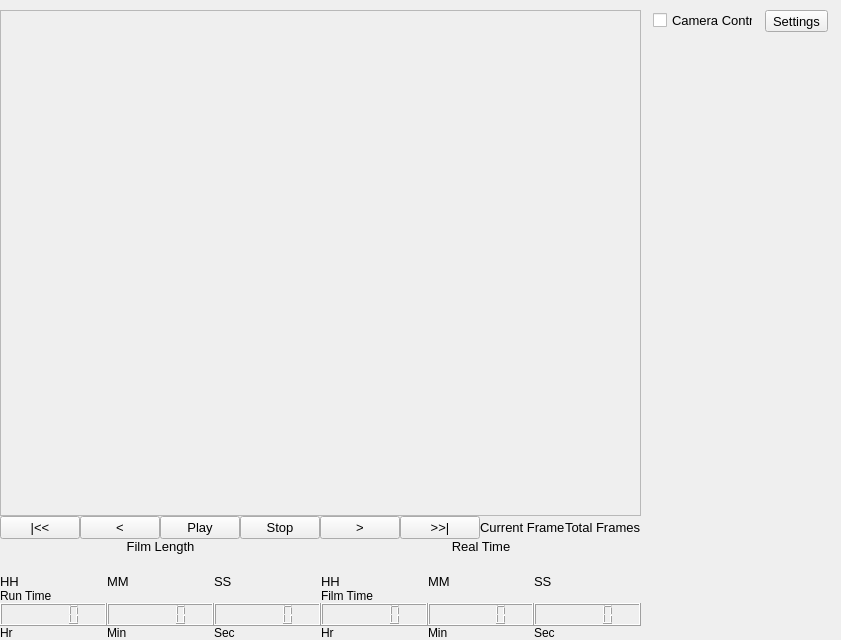
Qt form Graffik/gui/film/filmwindow.ui (DynamicPerception/Graffik_Legacy) before a commit.
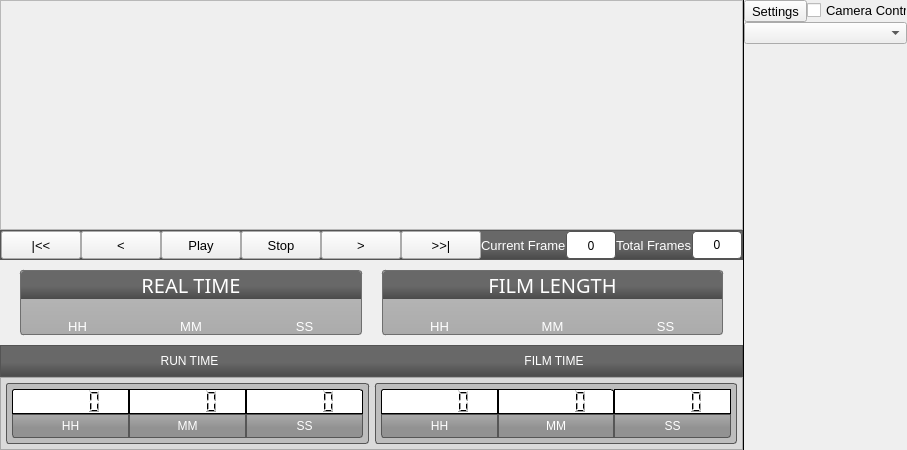
The same form after that commit. Custom widgets are drawn as their Qt base class.

What changed in the file:
```diff
--- a/Graffik/gui/film/filmwindow.ui
+++ b/Graffik/gui/film/filmwindow.ui
@@ -6,12 +6,12 @@
    <rect>
     <x>0</x>
     <y>0</y>
-    <width>800</width>
-    <height>640</height>
+    <width>802</width>
+    <height>450</height>
    </rect>
   </property>
   <property name="sizePolicy">
-   <sizepolicy hsizetype="Minimum" vsizetype="Minimum">
+   <sizepolicy hsizetype="Minimum" vsizetype="Preferred">
     <horstretch>0</horstretch>
     <verstretch>0</verstretch>
    </sizepolicy>
@@ -19,7 +19,151 @@
   <property name="windowTitle">
    <string>FilmWindow</string>
   </property>
-  <layout class="QGridLayout" name="gridLayout_2">
+  <property name="styleSheet">
+   <string notr="true">#separatorLine {
+padding:0px;
+margin:0px;
+}
+
+#timeDispContainerFrame {
+background-color: rgb(218,218,218);
+}
+
+#filmTimeBoxFrame {
+margin-left: 3px;
+}
+
+#runTimeBoxFrame {
+margin-right: 3px;
+}
+
+#runTimeBoxFrame, #filmTimeBoxFrame {
+border:1px solid;
+border-color:rgb(86,86,86);
+border-radius:3px;
+background-color:rgb(189,189,189);
+}
+
+#filmHHLCD, #filmMMLCD, #filmSSLCD, #runHHLCD, #runMMLCD, #runSSLCD {
+
+background-color: white;
+border-color:rgb(86,86,86);
+border:1px solid;
+}
+
+#filmHHLCD, #runHHLCD {
+border-top-left-radius: 3px;
+} 
+
+#filmSSLCD, #runSSLCD {
+border-top-right-radius: 3px;
+} 
+
+#filmTimeDispHHLabel, #filmTimeDispMMLabel, #filmTimeDispSSLabel, #runTimeDispHHLabel, #runTimeDispMMLabel, #runTimeDispSSLabel {
+background-color: qlineargradient(spread:pad, x1:0, y1:0, x2:0, y2:1, stop:0 rgba(171, 171, 171, 255), stop:0.571429 rgba(146, 146, 146, 255));
+color: white;
+border: 1px solid;
+border-color: rgb(86,86,86);
+}
+
+#runTimeDispHHLabel, #filmTimeDispHHLabel {
+border-bottom-left-radius: 3px;
+}
+
+#runTimeDispSSLabel, #filmTimeDispSSLabel {
+border-bottom-right-radius: 3px;
+}
+MotionTape {
+qproperty-background: rgb(143, 143, 143);
+qproperty-color: white;
+}
+
+#pluginStackedWidget {
+padding:0px;
+margin:0px;
+}
+
+QPushButton#jogHomeButton, QPushButton#jogEndButton {
+
+background-color:qlineargradient(spread:pad, x1:0, y1:0, x2:0, y2:1, stop:0.543103 rgba(65, 136, 184, 255), stop:1 rgba(44, 111, 160, 255));
+color:white;
+
+border-color:rgb(111, 111, 111);
+border-radius:3px;
+border-width:1px;
+border-style:solid;
+
+padding:5px;
+margin:5px;
+}
+
+#curFrameDispLabel, #totalFrameDispLabel {
+background-color:white;
+color: black;
+border-radius:4px;
+border: 1px solid;
+border-color:rgb(84, 84, 84);
+}
+
+QPushButton#jogHomeButton:hover, QPushButton#jogEndButton:hover, QPushButton#jogHomeButton:pressed, QPushButton#jogEndButton:pressed {
+
+background-color: qlineargradient(spread:pad, x1:0, y1:0, x2:0, y2:1, stop:0 rgba(126, 127, 130, 255), stop:1 rgba(104, 105, 108, 255));
+}
+
+#realTimeLabel, #filmLengthLabel, #shuttleAreaFrame, #curFramesLabel, #totalFramesLabel, #timeHeaderFrame {
+ background-color: qlineargradient(spread:pad, x1:0, y1:0, x2:0, y2:1, stop:0.541872 rgba(104, 104, 104, 255), stop:1 rgba(74, 74, 74, 255));
+ color:white;
+}
+
+#timeHeaderFrame {
+border:1px solid;
+border-color:rgb(84, 84, 84);
+padding-top:0px;
+padding-bottom:0px;
+}
+
+#filmTimeDispLabel, #runTimeDispLabel {
+ color:white;
+}
+
+#shuttleAreaFrame {
+border:1px solid;
+border-color:rgb(84, 84, 84);
+}
+#realTimeLabel, #filmLengthLabel {
+border-top-left-radius: 3px;
+border-top-right-radius: 3px;
+}
+
+#filmLenFrame, #realTimeFrame {
+background-color: qlineargradient(spread:pad, x1:0, y1:0, x2:0, y2:1, stop:0 rgba(186, 186, 186, 255), stop:1 rgba(171, 171, 171, 255));
+border-color:rgb(111, 111, 111);
+border-radius:3px;
+border-width:1px;
+border-style:solid;
+}
+
+#realTimeFrame {
+margin-left: 20px;
+margin-right:10px;
+margin-top: 10px;
+margin-bottom: 10px;
+}
+
+#filmLenFrame {
+margin-left: 10px;
+margin-right:20px;
+margin-top: 10px;
+margin-bottom: 10px;
+}
+
+#rtHHLabel, #rtMMLabel, #rtSSLabel, #filmHHLabel, #filmMMLabel, #filmSSLabel {
+
+color:white;
+
+}</string>
+  </property>
+  <layout class="QGridLayout" name="gridLayout_4">
    <property name="margin">
     <number>0</number>
    </property>
@@ -27,16 +171,22 @@
     <number>0</number>
    </property>
    <item row="0" column="0">
-    <layout class="QGridLayout" name="gridLayout">
+    <layout class="QGridLayout" name="mainGridLayout">
      <property name="spacing">
       <number>0</number>
      </property>
-     <item row="3" column="0" colspan="2">
+     <item row="3" column="3" colspan="2">
       <widget class="QScrollArea" name="visualSA">
+       <property name="sizePolicy">
+        <sizepolicy hsizetype="Expanding" vsizetype="MinimumExpanding">
+         <horstretch>0</horstretch>
+         <verstretch>0</verstretch>
+        </sizepolicy>
+       </property>
        <property name="minimumSize">
         <size>
          <width>0</width>
-         <height>75</height>
+         <height>230</height>
         </size>
        </property>
        <property name="widgetResizable">
@@ -50,8 +200,8 @@
          <rect>
           <x>0</x>
           <y>0</y>
-          <width>596</width>
-          <height>438</height>
+          <width>598</width>
+          <height>228</height>
          </rect>
         </property>
         <property name="sizePolicy">
@@ -63,51 +213,281 @@
        </widget>
       </widget>
      </item>
-     <item row="0" column="0" colspan="2">
-      <spacer name="horizontalSpacer_3">
+     <item row="0" column="3" colspan="2">
+      <spacer name="hSpacerLeftPanel">
        <property name="orientation">
         <enum>Qt::Horizontal</enum>
        </property>
        <property name="sizeType">
-        <enum>QSizePolicy::Preferred</enum>
+        <enum>QSizePolicy::MinimumExpanding</enum>
        </property>
        <property name="sizeHint" stdset="0">
         <size>
-         <width>440</width>
-         <height>10</height>
+         <width>600</width>
+         <height>0</height>
         </size>
        </property>
       </spacer>
      </item>
-     <item row="0" column="2">
-      <spacer name="horizontalSpacer_2">
+     <item row="0" column="6">
+      <spacer name="hSpacerPluginPanel">
        <property name="orientation">
         <enum>Qt::Horizontal</enum>
        </property>
        <property name="sizeType">
-        <enum>QSizePolicy::Fixed</enum>
+        <enum>QSizePolicy::Maximum</enum>
        </property>
        <property name="sizeHint" stdset="0">
         <size>
          <width>200</width>
-         <height>1</height>
+         <height>0</height>
         </size>
        </property>
       </spacer>
      </item>
-     <item row="5" column="0" colspan="2">
-      <layout class="QHBoxLayout" name="timeInputHLayout">
+     <item row="7" column="3" colspan="2">
+      <layout class="QHBoxLayout" name="TimeDispHLayout">
+       <property name="spacing">
+        <number>3</number>
+       </property>
        <item>
+        <widget class="QFrame" name="timeDispContainerFrame">
+         <property name="sizePolicy">
+          <sizepolicy hsizetype="Expanding" vsizetype="Expanding">
+           <horstretch>0</horstretch>
+           <verstretch>0</verstretch>
+          </sizepolicy>
+         </property>
+         <property name="maximumSize">
+          <size>
+           <width>16777215</width>
+           <height>150</height>
+          </size>
+         </property>
+         <property name="frameShape">
+          <enum>QFrame::StyledPanel</enum>
+         </property>
+         <property name="frameShadow">
+          <enum>QFrame::Raised</enum>
+         </property>
+         <layout class="QGridLayout" name="gridLayout_7">
+          <property name="margin">
+           <number>5</number>
+          </property>
+          <property name="spacing">
+           <number>0</number>
+          </property>
+          <item row="0" column="0">
+           <widget class="QFrame" name="runTimeBoxFrame">
+            <property name="frameShape">
+             <enum>QFrame::StyledPanel</enum>
+            </property>
+            <property name="frameShadow">
+             <enum>QFrame::Raised</enum>
+            </property>
+            <layout class="QGridLayout" name="gridLayout_3">
+             <property name="margin">
+              <number>5</number>
+             </property>
+             <property name="spacing">
+              <number>0</number>
+             </property>
+             <item row="0" column="0">
+              <layout class="QGridLayout" name="runTimeDispGridLayout">
+               <property name="spacing">
+                <number>0</number>
+               </property>
+               <item row="0" column="0">
+                <widget class="QLCDNumber" name="runHHLCD"/>
+               </item>
+               <item row="0" column="1">
+                <widget class="QLCDNumber" name="runMMLCD"/>
+               </item>
+               <item row="0" column="2">
+                <widget class="QLCDNumber" name="runSSLCD"/>
+               </item>
+               <item row="1" column="0">
+                <widget class="QLabel" name="runTimeDispHHLabel">
+                 <property name="text">
+                  <string>HH</string>
+                 </property>
+                 <property name="alignment">
+                  <set>Qt::AlignCenter</set>
+                 </property>
+                </widget>
+               </item>
+               <item row="1" column="1">
+                <widget class="QLabel" name="runTimeDispMMLabel">
+                 <property name="text">
+                  <string>MM</string>
+                 </property>
+                 <property name="alignment">
+                  <set>Qt::AlignCenter</set>
+                 </property>
+                </widget>
+               </item>
+               <item row="1" column="2">
+                <widget class="QLabel" name="runTimeDispSSLabel">
+                 <property name="text">
+                  <string>SS</string>
+                 </property>
+                 <property name="alignment">
+                  <set>Qt::AlignCenter</set>
+                 </property>
+                </widget>
+               </item>
+              </layout>
+             </item>
+            </layout>
+           </widget>
+          </item>
+          <item row="0" column="1">
+           <widget class="QFrame" name="filmTimeBoxFrame">
+            <property name="frameShape">
+             <enum>QFrame::StyledPanel</enum>
+            </property>
+            <property name="frameShadow">
+             <enum>QFrame::Raised</enum>
+            </property>
+            <layout class="QGridLayout" name="gridLayout_6">
+             <property name="margin">
+              <number>5</number>
+             </property>
+             <property name="spacing">
+              <number>0</number>
+             </property>
+             <item row="0" column="0">
+              <layout class="QGridLayout" name="filmTimeDisplayGridLayout">
+               <property name="spacing">
+                <number>0</number>
+               </property>
+               <item row="0" column="0">
+                <widget class="QLCDNumber" name="filmHHLCD"/>
+               </item>
+               <item row="0" column="1">
+                <widget class="QLCDNumber" name="filmSSLCD"/>
+               </item>
+               <item row="0" column="2">
+                <widget class="QLCDNumber" name="filmMMLCD"/>
+               </item>
+               <item row="1" column="0">
+                <widget class="QLabel" name="filmTimeDispHHLabel">
+                 <property name="text">
+                  <string>HH</string>
+                 </property>
+                 <property name="alignment">
+                  <set>Qt::AlignCenter</set>
+                 </property>
+                </widget>
+               </item>
+               <item row="1" column="1">
+                <widget class="QLabel" name="filmTimeDispMMLabel">
+                 <property name="text">
+                  <string>MM</string>
+                 </property>
+                 <property name="alignment">
+                  <set>Qt::AlignCenter</set>
+                 </property>
+                </widget>
+               </item>
+               <item row="1" column="2">
+                <widget class="QLabel" name="filmTimeDispSSLabel">
+                 <property name="text">
+                  <string>SS</string>
+                 </property>
+                 <property name="alignment">
+                  <set>Qt::AlignCenter</set>
+                 </property>
+                </widget>
+               </item>
+              </layout>
+             </item>
+            </layout>
+           </widget>
+          </item>
+         </layout>
+        </widget>
+       </item>
+      </layout>
+     </item>
+     <item row="2" column="3" colspan="2">
+      <layout class="QVBoxLayout" name="tapeVLayout">
+       <property name="spacing">
+        <number>0</number>
+       </property>
+      </layout>
+     </item>
+     <item row="5" column="1" rowspan="3">
+      <spacer name="verticalSpacer">
+       <property name="orientation">
+        <enum>Qt::Vertical</enum>
+       </property>
+       <property name="sizeType">
+        <enum>QSizePolicy::Maximum</enum>
+       </property>
+       <property name="sizeHint" stdset="0">
+        <size>
+         <width>0</width>
+         <height>230</height>
+        </size>
+       </property>
+      </spacer>
+     </item>
+     <item row="3" column="1" rowspan="2">
+      <spacer name="verticalSpacer_2">
+       <property name="orientation">
+        <enum>Qt::Vertical</enum>
+       </property>
+       <property name="sizeType">
+        <enum>QSizePolicy::MinimumExpanding</enum>
+       </property>
+       <property name="sizeHint" stdset="0">
+        <size>
+         <width>0</width>
+         <height>260</height>
+        </size>
+       </property>
+      </spacer>
+     </item>
+     <item row="5" column="4">
+      <widget class="QFrame" name="filmLenFrame">
+       <property name="sizePolicy">
+        <sizepolicy hsizetype="Preferred" vsizetype="Expanding">
+         <horstretch>0</horstretch>
+         <verstretch>0</verstretch>
+        </sizepolicy>
+       </property>
+       <property name="maximumSize">
+        <size>
+         <width>16777215</width>
+         <height>165</height>
+        </size>
+       </property>
+       <property name="frameShape">
+        <enum>QFrame::StyledPanel</enum>
+       </property>
+       <property name="frameShadow">
+        <enum>QFrame::Raised</enum>
+       </property>
+       <layout class="QGridLayout" name="gridLayout">
+        <property name="margin">
+         <number>0</number>
+        </property>
+        <property name="spacing">
+         <number>0</number>
+        </property>
+        <item row="0" column="0">
         <layout class="QVBoxLayout" name="FilmLenVLayout">
          <item>
-          <widget class="QLabel" name="FilmLengthLabel">
+           <widget class="QLabel" name="filmLengthLabel">
            <property name="font">
             <font>
-             <pointsize>10</pointsize>
+              <family>Lucida Sans</family>
+              <pointsize>15</pointsize>
             </font>
            </property>
            <property name="text">
-            <string>Film Length</string>
+             <string>FILM LENGTH</string>
            </property>
            <property name="alignment">
             <set>Qt::AlignCenter</set>
@@ -137,7 +517,7 @@
          <item>
           <layout class="QHBoxLayout" name="horizontalLayout">
            <item>
-            <widget class="QLabel" name="label_5">
+             <widget class="QLabel" name="filmHHLabel">
              <property name="font">
               <font>
                <pointsize>10</pointsize>
@@ -146,10 +526,13 @@
              <property name="text">
               <string>HH</string>
              </property>
+              <property name="alignment">
+               <set>Qt::AlignCenter</set>
+              </property>
             </widget>
            </item>
            <item>
-            <widget class="QLabel" name="label_6">
+             <widget class="QLabel" name="filmMMLabel">
              <property name="font">
               <font>
                <pointsize>10</pointsize>
@@ -158,10 +541,13 @@
              <property name="text">
               <string>MM</string>
              </property>
+              <property name="alignment">
+               <set>Qt::AlignCenter</set>
+              </property>
             </widget>
            </item>
            <item>
-            <widget class="QLabel" name="label_7">
+             <widget class="QLabel" name="filmSSLabel">
              <property name="font">
               <font>
                <pointsize>10</pointsize>
@@ -170,23 +556,57 @@
              <property name="text">
               <string>SS</string>
              </property>
+              <property name="alignment">
+               <set>Qt::AlignCenter</set>
+              </property>
             </widget>
            </item>
           </layout>
          </item>
         </layout>
        </item>
-       <item>
+       </layout>
+      </widget>
+     </item>
+     <item row="5" column="3">
+      <widget class="QFrame" name="realTimeFrame">
+       <property name="sizePolicy">
+        <sizepolicy hsizetype="Preferred" vsizetype="Expanding">
+         <horstretch>0</horstretch>
+         <verstretch>0</verstretch>
+        </sizepolicy>
+       </property>
+       <property name="maximumSize">
+        <size>
+         <width>16777215</width>
+         <height>165</height>
+        </size>
+       </property>
+       <property name="frameShape">
+        <enum>QFrame::StyledPanel</enum>
+       </property>
+       <property name="frameShadow">
+        <enum>QFrame::Raised</enum>
+       </property>
+       <layout class="QGridLayout" name="gridLayout_2">
+        <property name="margin">
+         <number>0</number>
+        </property>
+        <property name="spacing">
+         <number>0</number>
+        </property>
+        <item row="0" column="0">
         <layout class="QVBoxLayout" name="RealTimeVLayout">
          <item>
-          <widget class="QLabel" name="RealTimeLabel">
+           <widget class="QLabel" name="realTimeLabel">
            <property name="font">
             <font>
-             <pointsize>10</pointsize>
+              <family>Lucida Sans</family>
+              <pointsize>15</pointsize>
             </font>
            </property>
            <property name="text">
-            <string>Real Time</string>
+             <string>REAL TIME</string>
            </property>
            <property name="alignment">
             <set>Qt::AlignCenter</set>
@@ -216,7 +636,7 @@
          <item>
           <layout class="QHBoxLayout" name="horizontalLayout_3">
            <item>
-            <widget class="QLabel" name="label_2">
+             <widget class="QLabel" name="rtHHLabel">
              <property name="font">
               <font>
                <pointsize>10</pointsize>
@@ -225,10 +645,13 @@
              <property name="text">
               <string>HH</string>
              </property>
+              <property name="alignment">
+               <set>Qt::AlignCenter</set>
+              </property>
             </widget>
            </item>
            <item>
-            <widget class="QLabel" name="label_3">
+             <widget class="QLabel" name="rtMMLabel">
              <property name="font">
               <font>
                <pointsize>10</pointsize>
@@ -237,10 +660,13 @@
              <property name="text">
               <string>MM</string>
              </property>
+              <property name="alignment">
+               <set>Qt::AlignCenter</set>
+              </property>
             </widget>
            </item>
            <item>
-            <widget class="QLabel" name="label_4">
+             <widget class="QLabel" name="rtSSLabel">
              <property name="font">
               <font>
                <pointsize>10</pointsize>
@@ -249,6 +675,9 @@
              <property name="text">
               <string>SS</string>
              </property>
+              <property name="alignment">
+               <set>Qt::AlignCenter</set>
+              </property>
             </widget>
            </item>
           </layout>
@@ -256,111 +685,35 @@
         </layout>
        </item>
       </layout>
-     </item>
-     <item row="6" column="0" colspan="2">
-      <layout class="QHBoxLayout" name="TimeDispHLayout">
-       <item>
-        <layout class="QVBoxLayout" name="RunTimeDispVLayout">
-         <item>
-          <widget class="QLabel" name="label_17">
-           <property name="text">
-            <string>Run Time</string>
-           </property>
-          </widget>
-         </item>
-         <item>
-          <layout class="QHBoxLayout" name="RunTimeDispHLayout">
-           <item>
-            <widget class="QLCDNumber" name="runHHLCD"/>
-           </item>
-           <item>
-            <widget class="QLCDNumber" name="runMMLCD"/>
-           </item>
-           <item>
-            <widget class="QLCDNumber" name="runSSLCD"/>
-           </item>
-          </layout>
-         </item>
-         <item>
-          <layout class="QHBoxLayout" name="RunTimeDispLblHLayout">
-           <item>
-            <widget class="QLabel" name="label_14">
-             <property name="text">
-              <string>Hr</string>
-             </property>
-            </widget>
-           </item>
-           <item>
-            <widget class="QLabel" name="label_15">
-             <property name="text">
-              <string>Min</string>
-             </property>
-            </widget>
-           </item>
-           <item>
-            <widget class="QLabel" name="label_16">
-             <property name="text">
-              <string>Sec</string>
-             </property>
-            </widget>
-           </item>
-          </layout>
-         </item>
-        </layout>
-       </item>
-       <item>
-        <layout class="QVBoxLayout" name="FilmTimeDispVLayout">
-         <item>
-          <widget class="QLabel" name="FilmTimeDispLabel">
-           <property name="text">
-            <string>Film Time</string>
-           </property>
-          </widget>
-         </item>
-         <item>
-          <layout class="QHBoxLayout" name="FilmTimeDispHLayout">
-           <item>
-            <widget class="QLCDNumber" name="filmHHLCD"/>
-           </item>
-           <item>
-            <widget class="QLCDNumber" name="filmSSLCD"/>
-           </item>
-           <item>
-            <widget class="QLCDNumber" name="filmMMLCD"/>
-           </item>
-          </layout>
-         </item>
-         <item>
-          <layout class="QHBoxLayout" name="FilmTimeDispLblHLayout">
-           <item>
-            <widget class="QLabel" name="label">
-             <property name="text">
-              <string>Hr</string>
-             </property>
-            </widget>
-           </item>
-           <item>
-            <widget class="QLabel" name="label_8">
-             <property name="text">
-              <string>Min</string>
-             </property>
-            </widget>
-           </item>
-           <item>
-            <widget class="QLabel" name="label_13">
-             <property name="text">
-              <string>Sec</string>
-             </property>
-            </widget>
-           </item>
-          </layout>
-         </item>
-        </layout>
-       </item>
-      </layout>
-     </item>
-     <item row="4" column="0" colspan="2">
-      <layout class="QHBoxLayout" name="ShuttleAreaHLAyout">
+      </widget>
+     </item>
+     <item row="4" column="3" colspan="2">
+      <widget class="QFrame" name="shuttleAreaFrame">
+       <property name="minimumSize">
+        <size>
+         <width>0</width>
+         <height>30</height>
+        </size>
+       </property>
+       <property name="maximumSize">
+        <size>
+         <width>16777215</width>
+         <height>50</height>
+        </size>
+       </property>
+       <property name="frameShape">
+        <enum>QFrame::StyledPanel</enum>
+       </property>
+       <property name="frameShadow">
+        <enum>QFrame::Raised</enum>
+       </property>
+       <layout class="QHBoxLayout" name="horizontalLayout_5">
+        <property name="spacing">
+         <number>0</number>
+        </property>
+        <property name="margin">
+         <number>0</number>
+        </property>
        <item>
         <widget class="QPushButton" name="rewindButton">
          <property name="sizePolicy">
@@ -482,12 +835,23 @@
         </widget>
        </item>
        <item>
-        <widget class="QLCDNumber" name="curFrameLCD">
-         <property name="sizePolicy">
-          <sizepolicy hsizetype="Expanding" vsizetype="Preferred">
-           <horstretch>0</horstretch>
-           <verstretch>0</verstretch>
-          </sizepolicy>
+         <widget class="QLabel" name="curFrameDispLabel">
+          <property name="minimumSize">
+           <size>
+            <width>50</width>
+            <height>0</height>
+           </size>
+          </property>
+          <property name="font">
+           <font>
+            <family>Lucida Sans</family>
+           </font>
+          </property>
+          <property name="text">
+           <string>0</string>
+          </property>
+          <property name="alignment">
+           <set>Qt::AlignCenter</set>
          </property>
         </widget>
        </item>
@@ -504,39 +868,103 @@
         </widget>
        </item>
        <item>
-        <widget class="QLCDNumber" name="totFrameLCD">
+         <widget class="QLabel" name="totalFrameDispLabel">
+          <property name="minimumSize">
+           <size>
+            <width>50</width>
+            <height>0</height>
+           </size>
+          </property>
+          <property name="text">
+           <string>0</string>
+          </property>
+          <property name="alignment">
+           <set>Qt::AlignCenter</set>
+          </property>
+         </widget>
+        </item>
+       </layout>
+      </widget>
+     </item>
+     <item row="6" column="3" colspan="2">
+      <widget class="QFrame" name="timeHeaderFrame">
          <property name="sizePolicy">
-          <sizepolicy hsizetype="Expanding" vsizetype="Preferred">
+        <sizepolicy hsizetype="Preferred" vsizetype="Expanding">
            <horstretch>0</horstretch>
            <verstretch>0</verstretch>
           </sizepolicy>
          </property>
-        </widget>
-       </item>
-      </layout>
-     </item>
-     <item row="2" column="0" colspan="2">
-      <layout class="QVBoxLayout" name="tapeVLayout">
-       <property name="spacing">
-        <number>0</number>
-       </property>
-      </layout>
+       <property name="minimumSize">
+        <size>
+         <width>0</width>
+         <height>30</height>
+        </size>
+       </property>
+       <property name="maximumSize">
+        <size>
+         <width>16777215</width>
+         <height>50</height>
+        </size>
+       </property>
+       <property name="frameShape">
+        <enum>QFrame::StyledPanel</enum>
+       </property>
+       <property name="frameShadow">
+        <enum>QFrame::Raised</enum>
+       </property>
+       <layout class="QHBoxLayout" name="horizontalLayout_6">
+        <item>
+         <widget class="QLabel" name="runTimeDispLabel">
+          <property name="text">
+           <string>RUN TIME</string>
+          </property>
+          <property name="alignment">
+           <set>Qt::AlignCenter</set>
+          </property>
+         </widget>
+        </item>
+        <item>
+         <widget class="QLabel" name="filmTimeDispLabel">
+          <property name="text">
+           <string>FILM TIME</string>
+          </property>
+          <property name="alignment">
+           <set>Qt::AlignCenter</set>
+          </property>
+         </widget>
+        </item>
+       </layout>
+      </widget>
      </item>
-     <item row="2" column="2" rowspan="5">
+     <item row="2" column="6" rowspan="6">
       <layout class="QGridLayout" name="pluginPanelGridLayout">
        <property name="sizeConstraint">
         <enum>QLayout::SetFixedSize</enum>
        </property>
        <property name="spacing">
-        <number>-1</number>
+        <number>0</number>
        </property>
-       <item row="1" column="0" colspan="2">
+       <item row="2" column="0" colspan="2">
         <widget class="QStackedWidget" name="pluginStackedWidget">
-         <widget class="QWidget" name="page_3"/>
-         <widget class="QWidget" name="page_4"/>
+         <property name="sizePolicy">
+          <sizepolicy hsizetype="Expanding" vsizetype="Expanding">
+           <horstretch>0</horstretch>
+           <verstretch>0</verstretch>
+          </sizepolicy>
+         </property>
+         <widget class="QWidget" name="page_3">
+          <property name="enabled">
+           <bool>false</bool>
+          </property>
+         </widget>
+         <widget class="QWidget" name="page_4">
+          <property name="enabled">
+           <bool>false</bool>
+          </property>
+         </widget>
         </widget>
        </item>
-       <item row="0" column="0">
+       <item row="0" column="1">
         <widget class="QCheckBox" name="camControlCheckBox">
          <property name="sizePolicy">
           <sizepolicy hsizetype="Fixed" vsizetype="Fixed">
@@ -566,7 +994,7 @@
          </property>
         </widget>
        </item>
-       <item row="0" column="1">
+       <item row="0" column="0">
         <widget class="QToolButton" name="camSetBut">
          <property name="baseSize">
           <size>
@@ -584,8 +1012,33 @@
          </property>
         </widget>
        </item>
+       <item row="1" column="0" colspan="2">
+        <widget class="QComboBox" name="comboBox"/>
+       </item>
       </layout>
      </item>
+     <item row="0" column="5" rowspan="8">
+      <widget class="Line" name="separatorLine">
+       <property name="minimumSize">
+        <size>
+         <width>1</width>
+         <height>0</height>
+        </size>
+       </property>
+       <property name="maximumSize">
+        <size>
+         <width>1</width>
+         <height>16777215</height>
+        </size>
+       </property>
+       <property name="frameShadow">
+        <enum>QFrame::Plain</enum>
+       </property>
+       <property name="orientation">
+        <enum>Qt::Vertical</enum>
+       </property>
+      </widget>
+     </item>
     </layout>
    </item>
   </layout>
```
Lines whose indentation alone changed are shown as unchanged.
